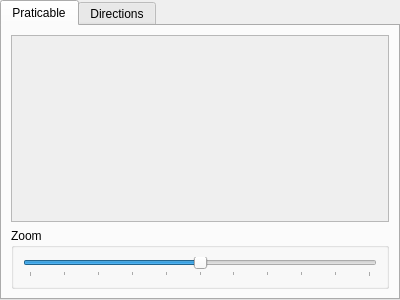
Qt form CustomWidgets/widgettilesetsettings.ui (RPG-Paper-Maker/RPG-Paper-Maker) before a commit.
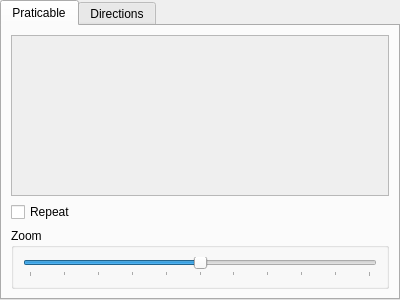
The same form after that commit. Custom widgets are drawn as their Qt base class.

Commit message: [WIP] Repeat option UI drawings + some list corrections

Diff of the .ui file:
```diff
--- a/CustomWidgets/widgettilesetsettings.ui
+++ b/CustomWidgets/widgettilesetsettings.ui
@@ -13,7 +13,7 @@
   <property name="windowTitle">
    <string>Form</string>
   </property>
-  <layout class="QGridLayout" name="gridLayout">
+  <layout class="QVBoxLayout" name="verticalLayout_2">
    <property name="leftMargin">
     <number>0</number>
    </property>
@@ -26,7 +26,7 @@
    <property name="bottomMargin">
     <number>0</number>
    </property>
-   <item row="0" column="0">
+   <item>
     <layout class="QVBoxLayout" name="verticalLayout">
      <item>
       <widget class="QTabWidget" name="tabWidget">
@@ -49,13 +49,13 @@
               <x>0</x>
               <y>0</y>
               <width>374</width>
-              <height>177</height>
+              <height>148</height>
              </rect>
             </property>
            </widget>
           </widget>
          </item>
-         <item row="1" column="0">
+         <item row="2" column="0">
           <widget class="QGroupBox" name="groupBox">
            <property name="title">
             <string>Zoom</string>
@@ -98,6 +98,13 @@
            </layout>
           </widget>
          </item>
+         <item row="1" column="0">
+          <widget class="QCheckBox" name="checkBoxRepeat">
+           <property name="text">
+            <string>Repeat</string>
+           </property>
+          </widget>
+         </item>
         </layout>
        </widget>
        <widget class="QWidget" name="tabDirections">
```
The commit also changes 9 other files.
